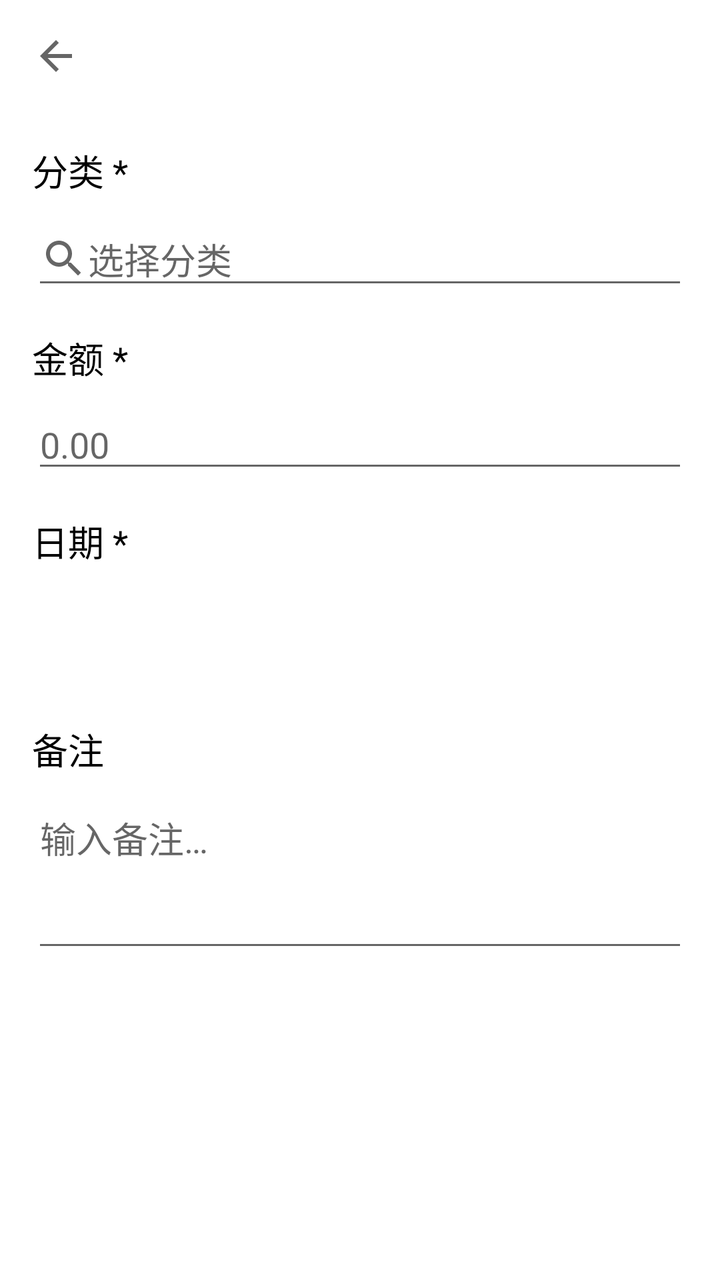
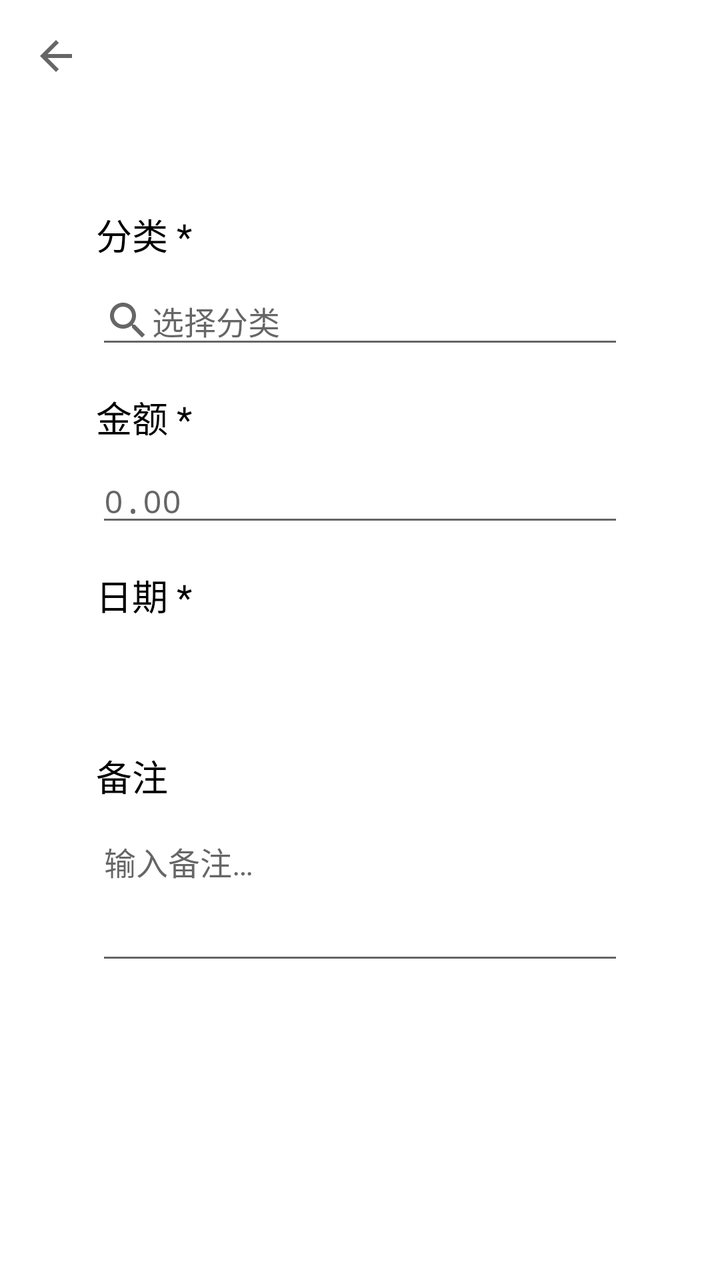

The first picture is an Android layout as it rendered before a commit; the second is the same layout after the commit. The layout source and the unified diff follow.
<!-- AndroidManifest.xml: application theme AppTheme.NoActionBar -->
<!-- res/layout/fragment_add_expense.xml -->
<?xml version="1.0" encoding="utf-8"?>
<LinearLayout xmlns:android="http://schemas.android.com/apk/res/android"
    xmlns:app="http://schemas.android.com/apk/res-auto"
    android:layout_width="match_parent"
    android:layout_height="match_parent"
    android:orientation="vertical"
    android:background="?attr/colorSurface">

    <androidx.appcompat.widget.Toolbar
        android:id="@+id/toolbar"
        android:layout_width="match_parent"
        android:layout_height="?attr/actionBarSize"
        android:background="?attr/colorSurface"
        app:navigationIcon="@drawable/ic_add_back"
        app:titleTextColor="@color/text_primary" />

    <androidx.core.widget.NestedScrollView
        android:layout_width="match_parent"
        android:layout_height="match_parent">

        <LinearLayout
            android:layout_width="match_parent"
            android:layout_height="wrap_content"
            android:orientation="vertical"
            android:padding="16dp">

            
            <TextView
                style="?android:attr/textAppearanceMedium"
                android:layout_width="match_parent"
                android:layout_height="wrap_content"
                android:text="@string/add_expense_type_label"
                android:textColor="@color/text_primary" />

            <Space
                android:layout_width="match_parent"
                android:layout_height="8dp" />

            <AutoCompleteTextView
                android:id="@+id/typeInput"
                android:layout_width="match_parent"
                android:layout_height="wrap_content"
                android:inputType="text"
                android:textColor="@color/text_primary"
                android:hint="@string/add_expense_type_hint"
                android:drawableStart="@drawable/ic_add_search" />

            <Space
                android:layout_width="match_parent"
                android:layout_height="16dp" />

            
            <TextView
                style="?android:attr/textAppearanceMedium"
                android:layout_width="match_parent"
                android:layout_height="wrap_content"
                android:text="@string/add_expense_amount_label"
                android:textColor="@color/text_primary" />

            <Space
                android:layout_width="match_parent"
                android:layout_height="8dp" />

            <EditText
                android:id="@+id/amountInput"
                android:layout_width="match_parent"
                android:layout_height="wrap_content"
                android:inputType="numberDecimal"
                android:textColor="@color/text_primary"
                android:hint="@string/add_expense_amount_hint" />

            <Space
                android:layout_width="match_parent"
                android:layout_height="16dp" />

            
            <TextView
                style="?android:attr/textAppearanceMedium"
                android:layout_width="match_parent"
                android:layout_height="wrap_content"
                android:text="@string/add_expense_date_label"
                android:textColor="@color/text_primary" />

            <Space
                android:layout_width="match_parent"
                android:layout_height="8dp" />

            <androidx.cardview.widget.CardView
                android:id="@+id/dateCard"
                android:layout_width="match_parent"
                android:layout_height="wrap_content"
                android:clickable="true"
                android:focusable="true"
                app:cardBackgroundColor="?attr/colorSurface"
                app:cardElevation="0dp"
                app:cardUseCompatPadding="false">

                <TextView
                    android:id="@+id/dateText"
                    android:layout_width="match_parent"
                    android:layout_height="wrap_content"
                    android:padding="16dp"
                    android:textColor="@color/text_primary"
                    android:textSize="16sp" />
            </androidx.cardview.widget.CardView>

            <TextView
                android:id="@+id/dateError"
                android:layout_width="match_parent"
                android:layout_height="wrap_content"
                android:layout_marginStart="16dp"
                android:layout_marginTop="4dp"
                android:textColor="?attr/colorError"
                android:textSize="12sp"
                android:visibility="gone" />

            <Space
                android:layout_width="match_parent"
                android:layout_height="16dp" />

            
            <TextView
                style="?android:attr/textAppearanceMedium"
                android:layout_width="match_parent"
                android:layout_height="wrap_content"
                android:text="@string/add_expense_remark_label"
                android:textColor="@color/text_primary" />

            <Space
                android:layout_width="match_parent"
                android:layout_height="8dp" />

            <EditText
                android:id="@+id/remarkInput"
                android:layout_width="match_parent"
                android:layout_height="wrap_content"
                android:gravity="top"
                android:inputType="textMultiLine"
                android:minLines="3"
                android:textColor="@color/text_primary"
                android:hint="@string/add_expense_remark_hint" />

            <Space
                android:layout_width="match_parent"
                android:layout_height="24dp" />
        </LinearLayout>
    </androidx.core.widget.NestedScrollView>
</LinearLayout>
<!-- resources referenced by this layout -->
<resources>
  <color name="text_primary">#FF000000</color>
  <!-- drawable ic_add_back (drawable) -->
  <vector xmlns:android="http://schemas.android.com/apk/res/android"
      android:width="24dp"
      android:height="24dp"
      android:viewportWidth="24"
      android:viewportHeight="24"
      >
      <path
          android:fillColor="?attr/colorControlNormal"
          android:pathData="M20 11H7.83l5.59-5.59L12 4l-8 8 8 8 1.41-1.41L7.83 13H20v-2z" />
  </vector>
  <!-- drawable ic_add_search (drawable) -->
  <vector xmlns:android="http://schemas.android.com/apk/res/android"
      android:width="24dp"
      android:height="24dp"
      android:viewportWidth="24"
      android:viewportHeight="24"
      >
      <path
          android:fillColor="?attr/colorControlNormal"
          android:pathData="M15.5 14h-.79l-.28-.27a6.5 6.5 0 1 0-.7.7l.27.28v.79l5 4.99L20.49 19l-4.99-5zm-6 0A4.5 4.5 0 1 1 14 9.5 4.5 4.5 0 0 1 9.5 14z" />
  </vector>
  <string name="add_expense_amount_hint">0.00</string>
  <string name="add_expense_amount_label">金额 *</string>
  <string name="add_expense_date_label">日期 *</string>
  <string name="add_expense_remark_hint">输入备注…</string>
  <string name="add_expense_remark_label">备注</string>
  <string name="add_expense_type_hint">选择分类</string>
  <string name="add_expense_type_label">分类 *</string>
  <style name="AppTheme.NoActionBar" parent="AppTheme.Base" />
  <color name="brand_primary">#FF33B5E5</color>
  <color name="app_background">#FFF3F3F3</color>
  <color name="text_secondary">#FF666666</color>
  <style name="HoloActionBar" parent="Widget.AppCompat.ActionBar.Solid">
          <item name="android:background">@color/brand_primary</item>
      </style>
  <color name="app_surface">#FFFFFFFF</color>
  <color name="brand_primary_variant">#FF0099CC</color>
  <color name="brand_secondary">#FF33B5E5</color>
  <color name="brand_secondary_variant">#FF0099CC</color>
  <color name="on_primary">#FFFFFFFF</color>
  <color name="on_secondary">#FF000000</color>
  <color name="app_error">#FFCC0000</color>
  <color name="on_error">#FFFFFFFF</color>
  <style name="HoloCardView">
          <item name="cardBackgroundColor">@color/app_surface</item>
      </style>
  <color name="divider">#1F000000</color>
  <style name="Widget.Holo.OutlinedButton" parent="Widget.AppCompat.Button">
          <item name="android:background">@drawable/btn_outline_background</item>
          <item name="android:textColor">@color/brand_primary</item>
      </style>
  <!-- drawable btn_outline_background (drawable) -->
  <?xml version="1.0" encoding="utf-8"?>
  <selector xmlns:android="http://schemas.android.com/apk/res/android">
      <item android:state_pressed="true">
          <shape android:shape="rectangle">
              <solid android:color="#1A33B5E5" />
              <stroke android:width="1dp" android:color="@color/brand_primary" />
              <corners android:radius="8dp" />
          </shape>
      </item>
      <item>
          <shape android:shape="rectangle">
              <solid android:color="@android:color/transparent" />
              <stroke android:width="1dp" android:color="@color/brand_primary" />
              <corners android:radius="8dp" />
          </shape>
      </item>
  </selector>
  <!-- unchanged entries left out for length: 1 -->
</resources>

<!-- the commit's change to res/layout/fragment_add_expense.xml (unified diff, before → after) -->
@@ -22,14 +22,17 @@
             android:layout_width="match_parent"
             android:layout_height="wrap_content"
             android:orientation="vertical"
-            android:padding="16dp">
+            android:padding="48dp">
 
             
+
             <TextView
                 style="?android:attr/textAppearanceMedium"
-                android:layout_width="match_parent"
+                android:layout_width="144dp"
                 android:layout_height="wrap_content"
+                android:lineSpacingExtra="8sp"
                 android:text="@string/add_expense_type_label"
+                android:textAlignment="textStart"
                 android:textColor="@color/text_primary" />
 
             <Space
@@ -40,10 +43,11 @@
                 android:id="@+id/typeInput"
                 android:layout_width="match_parent"
                 android:layout_height="wrap_content"
+                android:drawableStart="@drawable/ic_add_search"
+                android:hint="@string/add_expense_type_hint"
                 android:inputType="text"
                 android:textColor="@color/text_primary"
-                android:hint="@string/add_expense_type_hint"
-                android:drawableStart="@drawable/ic_add_search" />
+                android:textSize="16sp" />
 
             <Space
                 android:layout_width="match_parent"
@@ -65,9 +69,11 @@
                 android:id="@+id/amountInput"
                 android:layout_width="match_parent"
                 android:layout_height="wrap_content"
+                android:fontFamily="monospace"
+                android:hint="@string/add_expense_amount_hint"
                 android:inputType="numberDecimal"
                 android:textColor="@color/text_primary"
-                android:hint="@string/add_expense_amount_hint" />
+                android:textSize="16sp" />
 
             <Space
                 android:layout_width="match_parent"
@@ -98,7 +104,7 @@
                 <TextView
                     android:id="@+id/dateText"
                     android:layout_width="match_parent"
-                    android:layout_height="wrap_content"
+                    android:layout_height="40dp"
                     android:padding="16dp"
                     android:textColor="@color/text_primary"
                     android:textSize="16sp" />
@@ -135,10 +141,11 @@
                 android:layout_width="match_parent"
                 android:layout_height="wrap_content"
                 android:gravity="top"
+                android:hint="@string/add_expense_remark_hint"
                 android:inputType="textMultiLine"
                 android:minLines="3"
                 android:textColor="@color/text_primary"
-                android:hint="@string/add_expense_remark_hint" />
+                android:textSize="16sp" />
 
             <Space
                 android:layout_width="match_parent"
